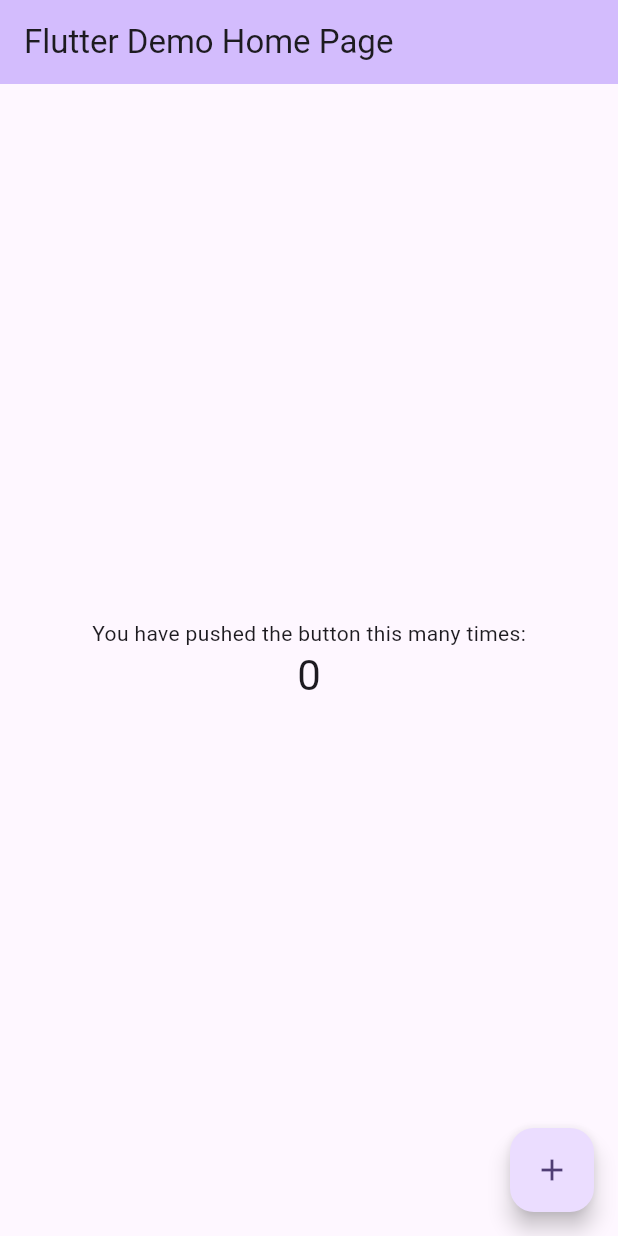
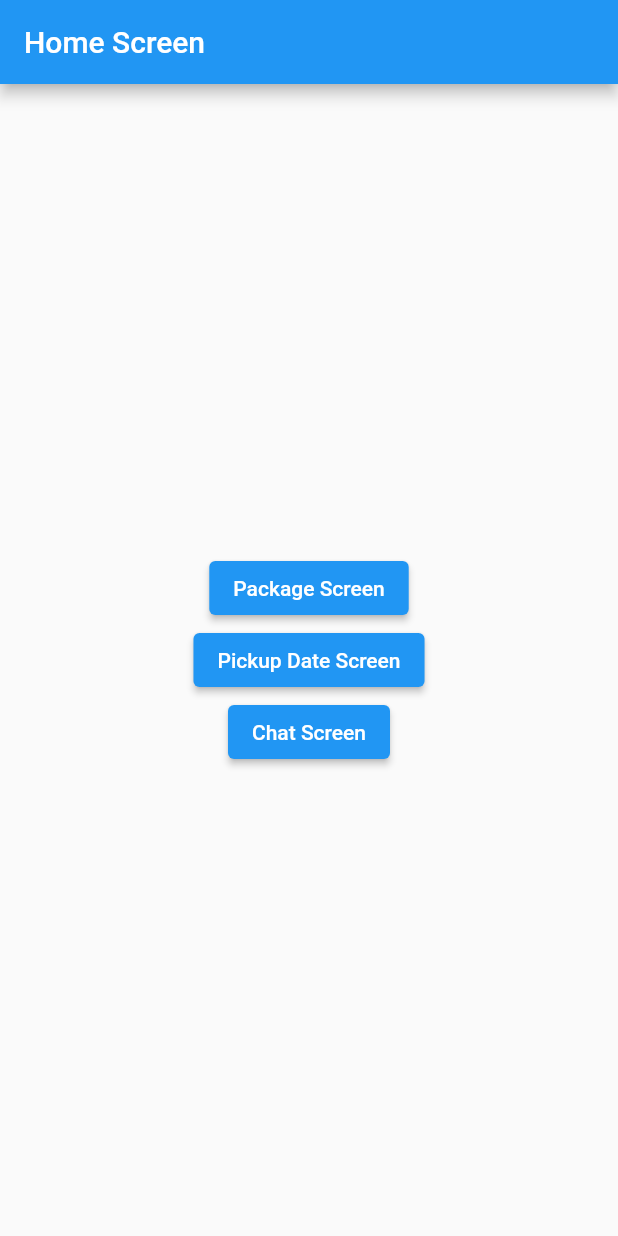
Before and after one commit to Hassanulhaq52/Packages-App, a Flutter app: the screen it shows after launch, on a phone screen of 412 x 824 dp. Run offline on Flutter 3.47's test engine with Material 2 defaults, Android fonts, the phone set to English and light mode, and no system bars.

Commit message:
Home screen created

```diff
--- a/lib/main.dart
+++ b/lib/main.dart
@@ -1,4 +1,5 @@
 import 'package:flutter/material.dart';
+import 'package:packages_app/screens/home_screen.dart';
 
 void main() {
   runApp(const MyApp());
@@ -11,115 +12,11 @@ class MyApp extends StatelessWidget {
   @override
   Widget build(BuildContext context) {
     return MaterialApp(
-      title: 'Flutter Demo',
+      title: 'Button Screens',
       theme: ThemeData(
-        // This is the theme of your application.
-        //
-        // TRY THIS: Try running your application with "flutter run". You'll see
-        // the application has a blue toolbar. Then, without quitting the app,
-        // try changing the seedColor in the colorScheme below to Colors.green
-        // and then invoke "hot reload" (save your changes or press the "hot
-        // reload" button in a Flutter-supported IDE, or press "r" if you used
-        // the command line to start the app).
-        //
-        // Notice that the counter didn't reset back to zero; the application
-        // state is not lost during the reload. To reset the state, use hot
-        // restart instead.
-        //
-        // This works for code too, not just values: Most code changes can be
-        // tested with just a hot reload.
-        colorScheme: ColorScheme.fromSeed(seedColor: Colors.deepPurple),
-        useMaterial3: true,
+        primarySwatch: Colors.blue,
       ),
-      home: const MyHomePage(title: 'Flutter Demo Home Page'),
+      home: HomeScreen(),
     );
   }
 }
-
-class MyHomePage extends StatefulWidget {
-  const MyHomePage({super.key, required this.title});
-
-  // This widget is the home page of your application. It is stateful, meaning
-  // that it has a State object (defined below) that contains fields that affect
-  // how it looks.
-
-  // This class is the configuration for the state. It holds the values (in this
-  // case the title) provided by the parent (in this case the App widget) and
-  // used by the build method of the State. Fields in a Widget subclass are
-  // always marked "final".
-
-  final String title;
-
-  @override
-  State<MyHomePage> createState() => _MyHomePageState();
-}
-
-class _MyHomePageState extends State<MyHomePage> {
-  int _counter = 0;
-
-  void _incrementCounter() {
-    setState(() {
-      // This call to setState tells the Flutter framework that something has
-      // changed in this State, which causes it to rerun the build method below
-      // so that the display can reflect the updated values. If we changed
-      // _counter without calling setState(), then the build method would not be
-      // called again, and so nothing would appear to happen.
-      _counter++;
-    });
-  }
-
-  @override
-  Widget build(BuildContext context) {
-    // This method is rerun every time setState is called, for instance as done
-    // by the _incrementCounter method above.
-    //
-    // The Flutter framework has been optimized to make rerunning build methods
-    // fast, so that you can just rebuild anything that needs updating rather
-    // than having to individually change instances of widgets.
-    return Scaffold(
-      appBar: AppBar(
-        // TRY THIS: Try changing the color here to a specific color (to
-        // Colors.amber, perhaps?) and trigger a hot reload to see the AppBar
-        // change color while the other colors stay the same.
-        backgroundColor: Theme.of(context).colorScheme.inversePrimary,
-        // Here we take the value from the MyHomePage object that was created by
-        // the App.build method, and use it to set our appbar title.
-        title: Text(widget.title),
-      ),
-      body: Center(
-        // Center is a layout widget. It takes a single child and positions it
-        // in the middle of the parent.
-        child: Column(
-          // Column is also a layout widget. It takes a list of children and
-          // arranges them vertically. By default, it sizes itself to fit its
-          // children horizontally, and tries to be as tall as its parent.
-          //
-          // Column has various properties to control how it sizes itself and
-          // how it positions its children. Here we use mainAxisAlignment to
-          // center the children vertically; the main axis here is the vertical
-          // axis because Columns are vertical (the cross axis would be
-          // horizontal).
-          //
-          // TRY THIS: Invoke "debug painting" (choose the "Toggle Debug Paint"
-          // action in the IDE, or press "p" in the console), to see the
-          // wireframe for each widget.
-          mainAxisAlignment: MainAxisAlignment.center,
-          children: <Widget>[
-            const Text(
-              'You have pushed the button this many times:',
-            ),
-            Text(
-              '$_counter',
-              style: Theme.of(context).textTheme.headlineMedium,
-            ),
-          ],
-        ),
-      ),
-      floatingActionButton: FloatingActionButton(
-        onPressed: _incrementCounter,
-        tooltip: 'Increment',
-        child: const Icon(Icons.add),
-      ), // This trailing comma makes auto-formatting nicer for build methods.
-    );
-  }
-}
--- /dev/null
+++ b/lib/screens/home_screen.dart
@@ -0,0 +1,112 @@
+import 'package:flutter/material.dart';
+
+import '../widgets/screen_button.dart';
+
+void main() {
+  runApp(MyApp());
+}
+
+class MyApp extends StatelessWidget {
+  @override
+  Widget build(BuildContext context) {
+    return MaterialApp(
+      title: 'Button Screens',
+      theme: ThemeData(
+        primarySwatch: Colors.blue,
+      ),
+      home: HomeScreen(),
+    );
+  }
+}
+
+class HomeScreen extends StatelessWidget {
+  @override
+  Widget build(BuildContext context) {
+    return Scaffold(
+      appBar: AppBar(
+        title: Text('Home Screen'),
+      ),
+      body: Center(
+        child: Column(
+          mainAxisAlignment: MainAxisAlignment.center,
+          children: [
+            ScreenButton(
+              label: 'Package Screen',
+              onPressed: () {
+
+                Navigator.push(
+                  context,
+                  MaterialPageRoute(builder: (context) => PackageScreen()),
+                );
+              },
+            ),
+            ScreenButton(
+              label: 'Pickup Date Screen',
+              onPressed: () {
+
+                Navigator.push(
+                  context,
+                  MaterialPageRoute(builder: (context) => PickupDateScreen()),
+                );
+              },
+            ),
+            ScreenButton(
+              label: 'Chat Screen',
+              onPressed: () {
+
+                Navigator.push(
+                  context,
+                  MaterialPageRoute(builder: (context) => ChatScreen()),
+                );
+              },
+            ),
+          ],
+        ),
+      ),
+    );
+  }
+}
+
+
+
+class PackageScreen extends StatelessWidget {
+  @override
+  Widget build(BuildContext context) {
+    return Scaffold(
+      appBar: AppBar(
+        title: Text('Package Screen'),
+      ),
+      body: Center(
+        child: Text('Package Screen Content'),
+      ),
+    );
+  }
+}
+
+class PickupDateScreen extends StatelessWidget {
+  @override
+  Widget build(BuildContext context) {
+    return Scaffold(
+      appBar: AppBar(
+        title: Text('Pickup Date Screen'),
+      ),
+      body: Center(
+        child: Text('Pickup Date Screen Content'),
+      ),
+    );
+  }
+}
+
+class ChatScreen extends StatelessWidget {
+  @override
+  Widget build(BuildContext context) {
+    return Scaffold(
+      appBar: AppBar(
+        title: Text('Chat Screen'),
+      ),
+      body: Center(
+        child: Text('Chat Screen Content'),
+      ),
+    );
+  }
+}
--- /dev/null
+++ b/lib/widgets/screen_button.dart
@@ -0,0 +1,16 @@
+import 'package:flutter/material.dart';
+
+class ScreenButton extends StatelessWidget {
+  final String label;
+  final VoidCallback onPressed;
+
+  ScreenButton({required this.label, required this.onPressed});
+
+  @override
+  Widget build(BuildContext context) {
+    return ElevatedButton(
+      onPressed: onPressed,
+      child: Text(label),
+    );
+  }
+}
```
